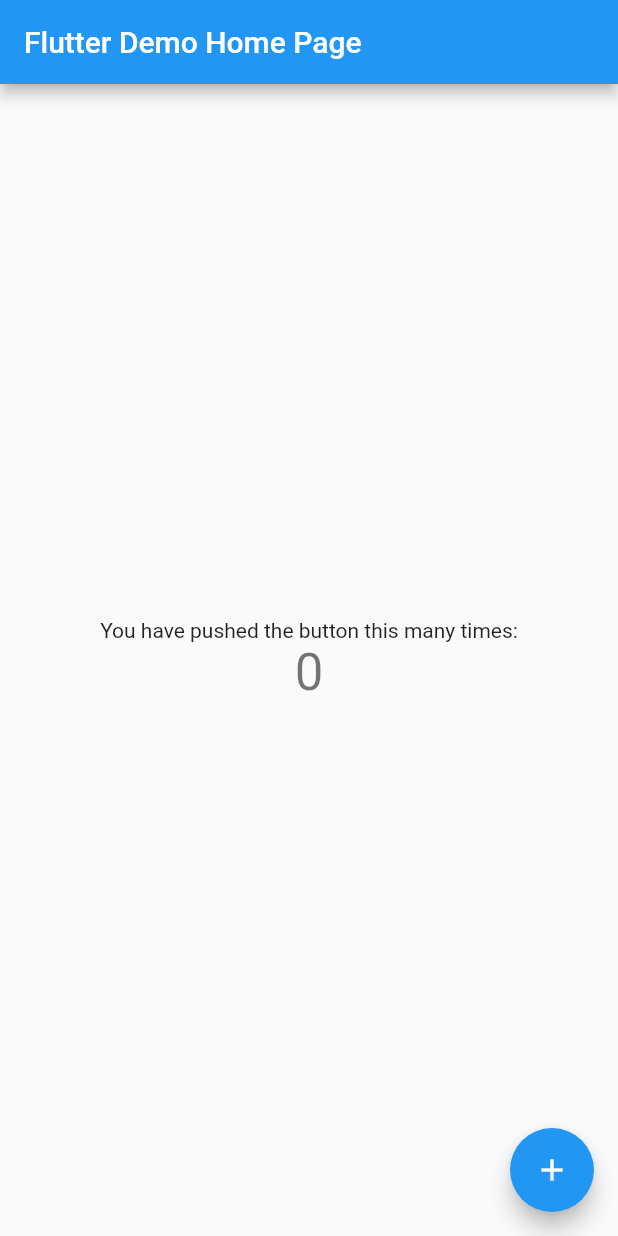
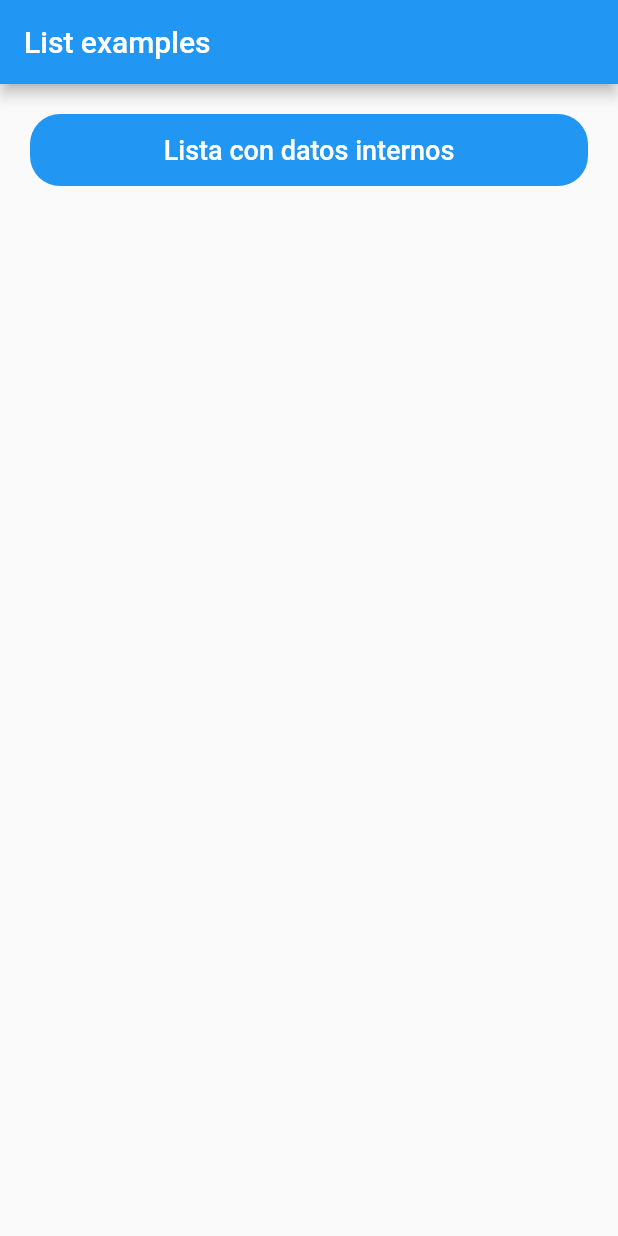
Before and after one commit to augustosalazar/F_202030_State_List, a Flutter app: the screen it shows after launch, on a phone screen of 412 x 824 dp. Run offline on Flutter 3.47's test engine with Material 2 defaults, Android fonts, the phone set to English and light mode, and no system bars.

Commit message:
Add simple list with internal data

```diff
--- a/lib/main.dart
+++ b/lib/main.dart
@@ -1,4 +1,6 @@
 import 'package:flutter/material.dart';
+
+import 'pages/homePage.dart';
 
 void main() {
   runApp(MyApp());
@@ -9,109 +11,16 @@ class MyApp extends StatelessWidget {
   @override
   Widget build(BuildContext context) {
     return MaterialApp(
-      title: 'Flutter Demo',
-      theme: ThemeData(
-        // This is the theme of your application.
-        //
-        // Try running your application with "flutter run". You'll see the
-        // application has a blue toolbar. Then, without quitting the app, try
-        // changing the primarySwatch below to Colors.green and then invoke
-        // "hot reload" (press "r" in the console where you ran "flutter run",
-        // or simply save your changes to "hot reload" in a Flutter IDE).
-        // Notice that the counter didn't reset back to zero; the application
-        // is not restarted.
-        primarySwatch: Colors.blue,
-        // This makes the visual density adapt to the platform that you run
-        // the app on. For desktop platforms, the controls will be smaller and
-        // closer together (more dense) than on mobile platforms.
-        visualDensity: VisualDensity.adaptivePlatformDensity,
-      ),
-      home: MyHomePage(title: 'Flutter Demo Home Page'),
-    );
+        debugShowCheckedModeBanner: false,
+        title: 'Flutter Demo',
+        theme: ThemeData(
+          primarySwatch: Colors.blue,
+          visualDensity: VisualDensity.adaptivePlatformDensity,
+        ),
+        home: Scaffold(
+            appBar: AppBar(
+              title: Text("List examples"),
+            ),
+            body: HomePage()));
   }
 }
-
-class MyHomePage extends StatefulWidget {
-  MyHomePage({Key key, this.title}) : super(key: key);
-
-  // This widget is the home page of your application. It is stateful, meaning
-  // that it has a State object (defined below) that contains fields that affect
-  // how it looks.
-
-  // This class is the configuration for the state. It holds the values (in this
-  // case the title) provided by the parent (in this case the App widget) and
-  // used by the build method of the State. Fields in a Widget subclass are
-  // always marked "final".
-
-  final String title;
-
-  @override
-  _MyHomePageState createState() => _MyHomePageState();
-}
-
-class _MyHomePageState extends State<MyHomePage> {
-  int _counter = 0;
-
-  void _incrementCounter() {
-    setState(() {
-      // This call to setState tells the Flutter framework that something has
-      // changed in this State, which causes it to rerun the build method below
-      // so that the display can reflect the updated values. If we changed
-      // _counter without calling setState(), then the build method would not be
-      // called again, and so nothing would appear to happen.
-      _counter++;
-    });
-  }
-
-  @override
-  Widget build(BuildContext context) {
-    // This method is rerun every time setState is called, for instance as done
-    // by the _incrementCounter method above.
-    //
-    // The Flutter framework has been optimized to make rerunning build methods
-    // fast, so that you can just rebuild anything that needs updating rather
-    // than having to individually change instances of widgets.
-    return Scaffold(
-      appBar: AppBar(
-        // Here we take the value from the MyHomePage object that was created by
-        // the App.build method, and use it to set our appbar title.
-        title: Text(widget.title),
-      ),
-      body: Center(
-        // Center is a layout widget. It takes a single child and positions it
-        // in the middle of the parent.
-        child: Column(
-          // Column is also a layout widget. It takes a list of children and
-          // arranges them vertically. By default, it sizes itself to fit its
-          // children horizontally, and tries to be as tall as its parent.
-          //
-          // Invoke "debug painting" (press "p" in the console, choose the
-          // "Toggle Debug Paint" action from the Flutter Inspector in Android
-          // Studio, or the "Toggle Debug Paint" command in Visual Studio Code)
-          // to see the wireframe for each widget.
-          //
-          // Column has various properties to control how it sizes itself and
-          // how it positions its children. Here we use mainAxisAlignment to
-          // center the children vertically; the main axis here is the vertical
-          // axis because Columns are vertical (the cross axis would be
-          // horizontal).
-          mainAxisAlignment: MainAxisAlignment.center,
-          children: <Widget>[
-            Text(
-              'You have pushed the button this many times:',
-            ),
-            Text(
-              '$_counter',
-              style: Theme.of(context).textTheme.headline4,
-            ),
-          ],
-        ),
-      ),
-      floatingActionButton: FloatingActionButton(
-        onPressed: _incrementCounter,
-        tooltip: 'Increment',
-        child: Icon(Icons.add),
-      ), // This trailing comma makes auto-formatting nicer for build methods.
-    );
-  }
-}
--- /dev/null
+++ b/lib/pages/homePage.dart
@@ -0,0 +1,40 @@
+import 'package:flutter/material.dart';
+
+import 'internalList.dart';
+
+class HomePage extends StatelessWidget {
+  @override
+  Widget build(BuildContext context) {
+    return ListView(children: <Widget>[
+      Column(
+        crossAxisAlignment: CrossAxisAlignment.stretch,
+        children: <Widget>[
+          _row(context, "Lista con datos internos", InternalList()),
+        ],
+      ),
+    ]);
+  }
+
+  Widget _row(BuildContext context, String text, Widget destination) {
+    return Container(
+      decoration: BoxDecoration(
+          color: Theme.of(context).accentColor,
+          borderRadius: BorderRadius.all(Radius.circular(20))),
+      margin: EdgeInsets.all(20),
+      child: Column(
+          crossAxisAlignment: CrossAxisAlignment.stretch,
+          children: <Widget>[
+            FlatButton(
+              onPressed: () => {
+                Navigator.push(
+                  context,
+                  MaterialPageRoute(builder: (context) => destination),
+                )
+              },
+              child: Text(text,
+                  style: TextStyle(color: Colors.white, fontSize: 18)),
+            ),
+          ]),
+    );
+  }
+}
```
Also changed, not shown: lib/model/todo.dart (added, +41 -0 lines), lib/pages/internalList.dart (added, +67 -0 lines), lib/pages/main_page_stateful.dart (deleted, +0 -40 lines), lib/widgets/w1.dart (deleted, +0 -79 lines), lib/widgets/w2.dart (deleted, +0 -8 lines).
